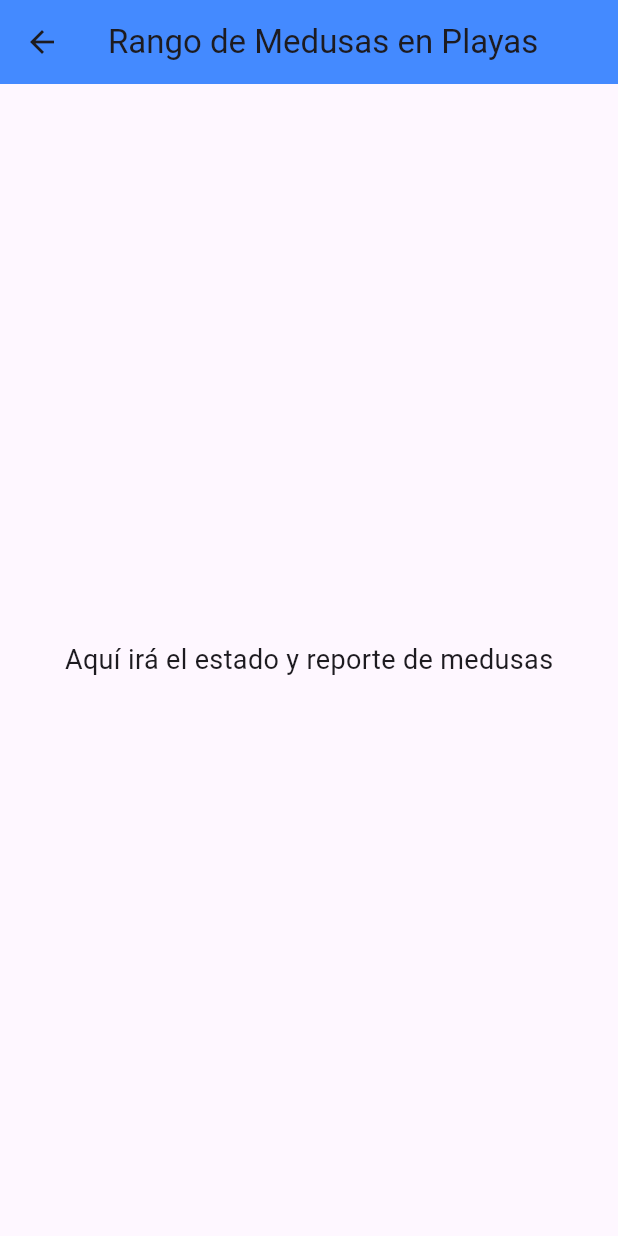
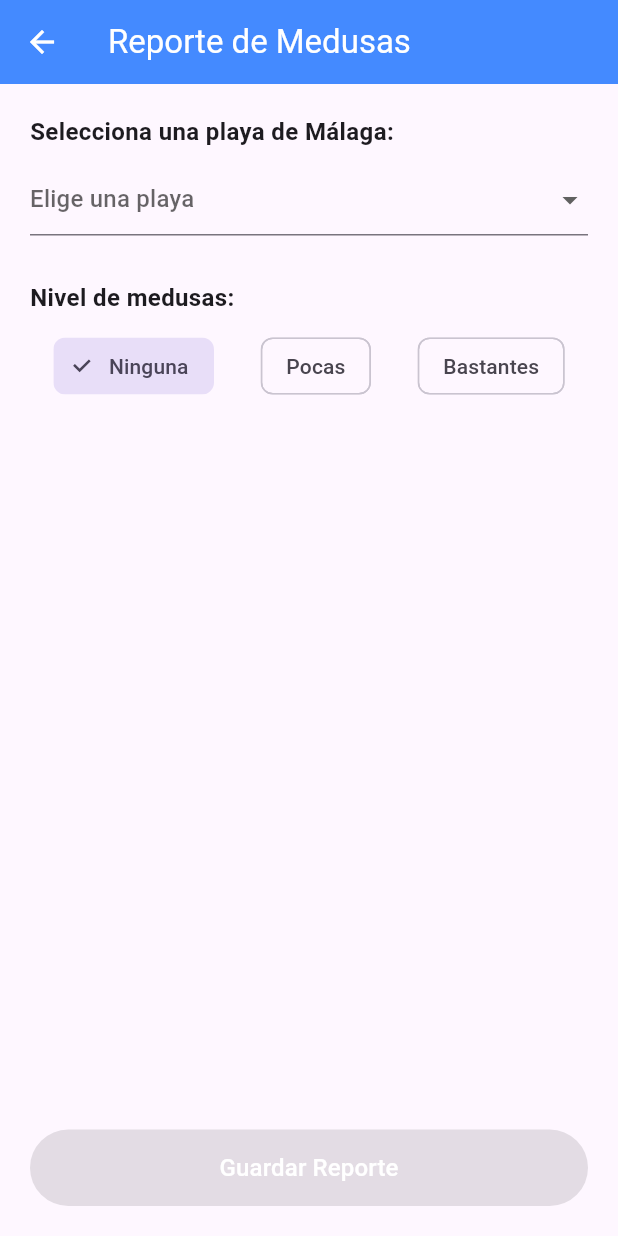
Before and after one commit to javega2026/temperatura_api, a Flutter app: the PantallaMedusas screen opened directly, on a phone screen of 412 x 824 dp. Run offline on Flutter 3.47's test engine with Material 3 defaults, Android fonts, the phone set to English and light mode, and no system bars; our stand-ins replace dio, fl_chart, hive_flutter; accounts and stored records are empty.

Commit message:
formulario ok pero no guarda

```diff
--- a/lib/models/playa_modelo.dart
+++ b/lib/models/playa_modelo.dart
@@ -5,9 +5,9 @@ class PlayaModelo {
   PlayaModelo({required this.id, required this.nombre});
 }
 
-// --- ARRAY COMPLETO CON LAS 15 PLAYAS DE MÁLAGA CAPITAL ---
-// ignore: unused_element
-final List<PlayaModelo> _playasMalaga = [
+// --- ARRAY COMPLETO CON LAS 15 PLAYAS DE MÁLAGA CAPITAL  // ignore: unused_element ---
+
+final List<PlayaModelo> playasMalaga = [
   PlayaModelo(id: 'guadalmar', nombre: 'Playa de Guadalmar'),
   PlayaModelo(id: 'san_andres', nombre: 'Playa de San Andrés'),
   PlayaModelo(id: 'misericordia', nombre: 'Playa de La Misericordia'),
--- a/lib/screens/pantalla_medusas.dart
+++ b/lib/screens/pantalla_medusas.dart
@@ -1,20 +1,128 @@
 import 'package:flutter/material.dart';
+import 'package:hive_flutter/hive_flutter.dart';
+import '../models/playa_modelo.dart';
 
-// Pantalla para mostrar el rango/estado de medusas
-class PantallaMedusas extends StatelessWidget {
+class PantallaMedusas extends StatefulWidget {
   const PantallaMedusas({super.key});
+
+  @override
+  State<PantallaMedusas> createState() => _PantallaMedusasState();
+}
+
+class _PantallaMedusasState extends State<PantallaMedusas> {
+  // Variable para almacenar el id de la playa seleccionada
+  String? playaIdSeleccionada;
+  String nivelMedusas = 'Ninguna';
+
+  final List<String> opcionesMedusas = ['Ninguna', 'Pocas', 'Bastantes'];
 
   @override
   Widget build(BuildContext context) {
     return Scaffold(
       appBar: AppBar(
-        title: const Text('Rango de Medusas en Playas'),
+        title: const Text('Reporte de Medusas'),
         backgroundColor: Colors.blueAccent,
+        foregroundColor: Colors.white,
       ),
-      body: const Center(
-        child: Text(
-          'Aquí irá el estado y reporte de medusas',
-          style: TextStyle(fontSize: 18),
+      body: Padding(
+        padding: const EdgeInsets.all(20.0),
+        child: Column(
+          crossAxisAlignment: CrossAxisAlignment.start,
+          children: [
+            const Text(
+              'Selecciona una playa de Málaga:',
+              style: TextStyle(fontSize: 16, fontWeight: FontWeight.bold),
+            ),
+            const SizedBox(height: 10),
+
+            // Desplegable de playas usando tu lista 'playasMalaga'
+            DropdownButtonFormField<String>(
+              value: playaIdSeleccionada,
+              hint: const Text('Elige una playa'),
+              isExpanded: true,
+              items: playasMalaga.map((PlayaModelo playa) {
+                return DropdownMenuItem<String>(
+                  value: playa.id,
+                  child: Text(playa.nombre),
+                );
+              }).toList(),
+              onChanged: (value) {
+                setState(() {
+                  playaIdSeleccionada = value;
+                });
+              },
+            ),
+            const SizedBox(height: 30),
+
+            const Text(
+              'Nivel de medusas:',
+              style: TextStyle(fontSize: 16, fontWeight: FontWeight.bold),
+            ),
+            const SizedBox(height: 10),
+
+            // Opciones de medusas con chips
+            Row(
+              mainAxisAlignment: MainAxisAlignment.spaceAround,
+              children: opcionesMedusas.map((opcion) {
+                return ChoiceChip(
+                  label: Text(opcion),
+                  selected: nivelMedusas == opcion,
+                  onSelected: (selected) {
+                    setState(() {
+                      nivelMedusas = opcion;
+                    });
+                  },
+                );
+              }).toList(),
+            ),
+            const Spacer(),
+
+            // Botón de guardar con Hive
+            SizedBox(
+              width: double.infinity,
+              child: ElevatedButton(
+                style: ElevatedButton.styleFrom(
+                  backgroundColor: Colors.blueAccent,
+                  padding: const EdgeInsets.symmetric(vertical: 14),
+                ),
+                onPressed: playaIdSeleccionada == null
+                    ? null
+                    : () async {
+                        // Guardar en la caja de Hive que abrimos en el main
+                        var box = Hive.box('configuracionBox');
+                        await box.put(
+                          'playa_seleccionada_id',
+                          playaIdSeleccionada,
+                        );
+                        await box.put('nivel_medusas', nivelMedusas);
+
+                        final playaObj = playasMalaga.firstWhere(
+                          (p) => p.id == playaIdSeleccionada,
+                        );
+
+                        if (context.mounted) {
+                          ScaffoldMessenger.of(context).showSnackBar(
+                            SnackBar(
+                              content: Text(
+                                'Guardado: ${playaObj.nombre} ($nivelMedusas)',
+                              ),
+                              backgroundColor: Colors.green,
+                              behavior: SnackBarBehavior
+                                  .floating, // <-- Esto lo despega del fondo y lo sube
+                              margin: const EdgeInsets.only(left: 16,right: 16,bottom: 80
+                              ), // <-- Margen para que flote elegante
+                              duration: const Duration(seconds: 3),
+                            ),
+                          );
+                        }
+                      },
+                child: const Text(
+                  'Guardar Reporte',
+                  style: TextStyle(fontSize: 16, color: Colors.white),
+                ),
+              ),
+            ),
+          ],
         ),
       ),
     );
--- a/pubspec.yaml
+++ b/pubspec.yaml
@@ -36,6 +36,7 @@ dependencies:
   # Use with the CupertinoIcons class for iOS style icons.
   cupertino_icons: ^1.0.8
   fl_chart: ^1.2.0
+  hive_flutter: ^1.1.0
 
 dev_dependencies:
   flutter_test:
@@ -47,6 +48,8 @@ dev_dependencies:
   # package. See that file for information about deactivating specific lint
   # rules and activating additional ones.
   flutter_lints: ^6.0.0
+  hive_generator: ^2.0.1
+  build_runner: ^2.4.13
 
 # For information on the generic Dart part of this file, see the
 # following page: https://dart.dev/tools/pub/pubspec
```
Also changed, not shown: lib/main.dart (+8 -6 lines), pubspec.lock, 2 other files.
